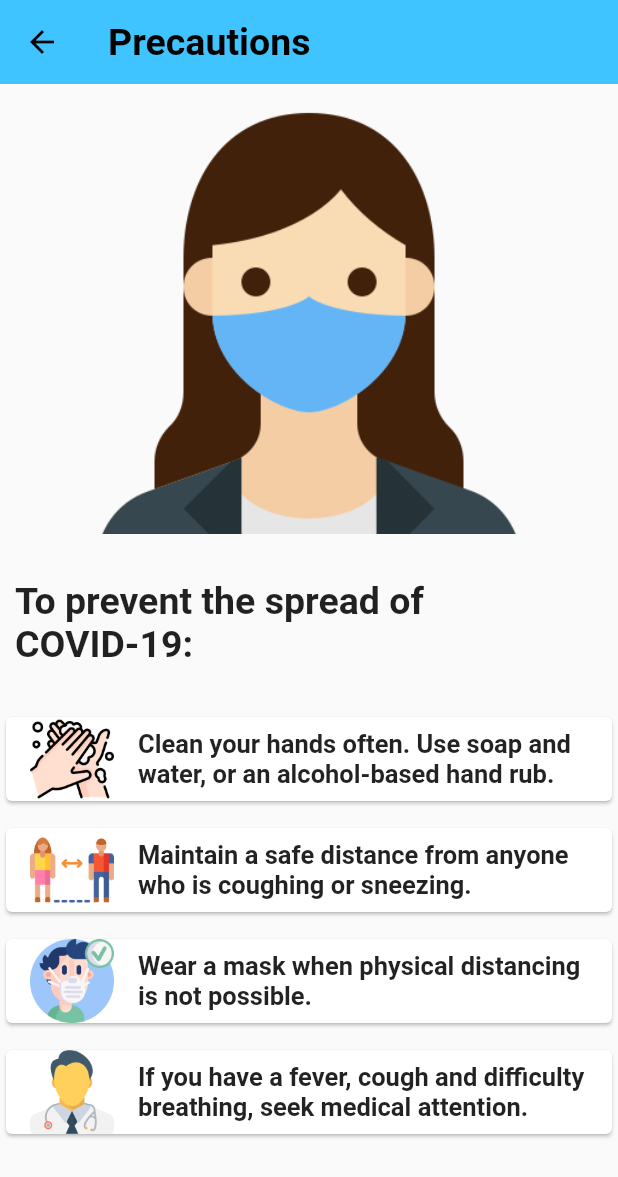
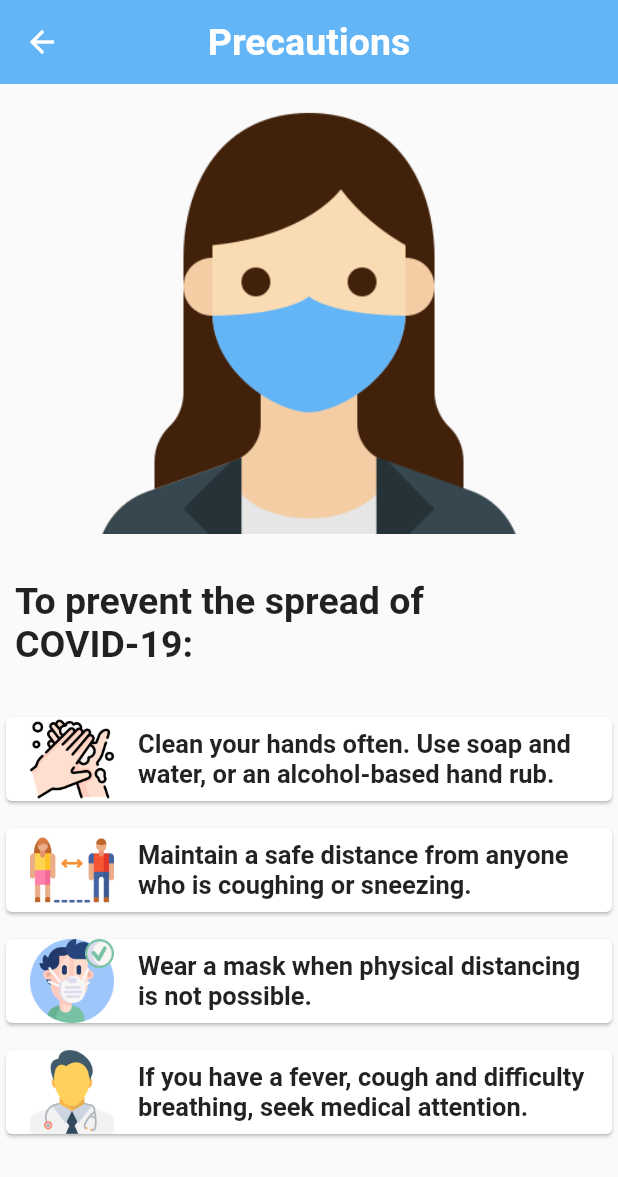
Before and after one commit to Aman505/Covid_19_app, a Flutter app: the Precautions screen opened directly, on a phone screen of 412 x 824 dp. Shown: the top 1177 px of the screen. Run offline on Flutter 3.47's test engine with Material 2 defaults, Android fonts, the phone set to English and light mode, and no system bars; our stand-ins replace audioplayers, google_maps_flutter; network calls fail.

Commit message:
UI changes

```diff
--- a/lib/ContactsList.dart
+++ b/lib/ContactsList.dart
@@ -37,7 +37,7 @@ class _ContactsListState extends State<ContactsList> {
         appBar: AppBar(
           leading: IconButton(
             icon: Icon(Icons.arrow_back),
-            color: Colors.black,
+            color: Colors.white,
             onPressed: () {
               Navigator.pop(context);
             },
@@ -46,7 +46,7 @@ class _ContactsListState extends State<ContactsList> {
           title: Text(
             'Covid Tracker',
             style: TextStyle(
-              color: Colors.black,
+              color: Colors.white,
               fontSize: 20.0,
               fontWeight: FontWeight.bold,
             ),
--- a/lib/GoogleDemo.dart
+++ b/lib/GoogleDemo.dart
@@ -26,7 +26,7 @@ class _MapDataState extends State<GoogleDemo> {
       appBar: AppBar(
         leading: IconButton(
           icon: Icon(Icons.arrow_back),
-          color: Colors.black,
+          color: Colors.white,
           onPressed: () {
             Navigator.pop(context);
           },
@@ -35,7 +35,7 @@ class _MapDataState extends State<GoogleDemo> {
         title: Text(
           'Covid Tracker',
           style: TextStyle(
-            color: Colors.black,
+            color: Colors.white,
             fontSize: 20.0,
             fontWeight: FontWeight.bold,
           ),
--- a/lib/Help.dart
+++ b/lib/Help.dart
@@ -13,12 +13,17 @@ class _HelpState extends State<Help> {
   Widget build(BuildContext context) {
     return Scaffold(
       appBar: AppBar(
+        centerTitle: true,
         title: Text(
           'Help guide',
           style: TextStyle(
+            fontWeight: FontWeight.bold,
+            fontSize: 25.0,
             color: Colors.white,
           ),
         ),
+        backgroundColor: Colors.blue[300],
+        elevation: 0,
       ),
       body: Container(
         child: Column(
--- a/lib/HospitalList.dart
+++ b/lib/HospitalList.dart
@@ -34,7 +34,7 @@ class _HospitalListState extends State<HospitalList> {
         appBar: AppBar(
           leading: IconButton(
             icon: Icon(Icons.arrow_back),
-            color: Colors.black,
+            color: Colors.white,
             onPressed: () {
               Navigator.pop(context);
             },
@@ -43,7 +43,7 @@ class _HospitalListState extends State<HospitalList> {
           title: Text(
             'Covid Tracker',
             style: TextStyle(
-              color: Colors.black,
+              color: Colors.white,
               fontSize: 20.0,
               fontWeight: FontWeight.bold,
             ),
--- a/lib/NotificationsList.dart
+++ b/lib/NotificationsList.dart
@@ -37,7 +37,7 @@ class _NotificationsListState extends State<NotificationsList> {
         appBar: AppBar(
           leading: IconButton(
             icon: Icon(Icons.arrow_back),
-            color: Colors.black,
+            color: Colors.white,
             onPressed: () {
               Navigator.pop(context);
             },
@@ -46,7 +46,7 @@ class _NotificationsListState extends State<NotificationsList> {
           title: Text(
             'Covid Tracker',
             style: TextStyle(
-              color: Colors.black,
+              color: Colors.white,
               fontSize: 20.0,
               fontWeight: FontWeight.bold,
             ),
--- a/lib/Precautions.dart
+++ b/lib/Precautions.dart
@@ -5,19 +5,23 @@ class Precautions extends StatelessWidget {
   Widget build(BuildContext context) {
     return Scaffold(
       appBar: AppBar(
-        leading: IconButton(icon: Icon(Icons.arrow_back),color: Colors.black,
-          onPressed: (){
+        leading: IconButton(
+          icon: Icon(Icons.arrow_back),
+          color: Colors.white,
+          onPressed: () {
             Navigator.pop(context);
           },
         ),
-        title:Text('Precautions',
+        centerTitle: true,
+        title: Text(
+          'Precautions',
           style: TextStyle(
             fontWeight: FontWeight.bold,
             fontSize: 25.0,
-            color: Colors.black,
+            color: Colors.white,
           ),
         ),
-        backgroundColor: Colors.lightBlueAccent,
+        backgroundColor: Colors.blue[300],
         elevation: 0,
       ),
       extendBodyBehindAppBar: false,
@@ -26,35 +30,41 @@ class Precautions extends StatelessWidget {
           child: Column(
             crossAxisAlignment: CrossAxisAlignment.stretch,
             children: [
-
               ClipRRect(
                 child: Hero(
                   tag: 'location2-img',
-                  child: Image.asset('Images/precautions.png',
+                  child: Image.asset(
+                    'Images/precautions.png',
                     height: 300.0,
                     fit: BoxFit.cover,
                     alignment: Alignment.topLeft,
                   ),
                 ),
               ),
-              SizedBox(height: 20.0,),
+              SizedBox(
+                height: 20.0,
+              ),
               Padding(
                 padding: const EdgeInsets.all(10.0),
-                child: Text('To prevent the spread of COVID-19:',
+                child: Text(
+                  'To prevent the spread of COVID-19:',
                   style: TextStyle(
                     fontWeight: FontWeight.bold,
                     fontSize: 25.0,
                   ),
                 ),
               ),
-              SizedBox(height: 20.0,),
+              SizedBox(
+                height: 20.0,
+              ),
               Card(
                 child: ListTile(
                   leading: ClipRRect(
                     borderRadius: BorderRadius.circular(3.0),
                     child: Image.asset('Images/washing-hands.png'),
                   ),
-                  title: Text('Clean your hands often. Use soap and water, or an alcohol-based hand rub.',
+                  title: Text(
+                    'Clean your hands often. Use soap and water, or an alcohol-based hand rub.',
                     style: TextStyle(
                       fontWeight: FontWeight.bold,
                       fontSize: 17.0,
@@ -62,14 +72,17 @@ class Precautions extends StatelessWidget {
                   ),
                 ),
               ),
-              SizedBox(height: 10.0,),
+              SizedBox(
+                height: 10.0,
+              ),
               Card(
                 child: ListTile(
                   leading: ClipRRect(
                     borderRadius: BorderRadius.circular(3.0),
                     child: Image.asset('Images/social-distancing.png'),
                   ),
-                  title: Text('Maintain a safe distance from anyone who is coughing or sneezing.',
+                  title: Text(
+                    'Maintain a safe distance from anyone who is coughing or sneezing.',
                     style: TextStyle(
                       fontWeight: FontWeight.bold,
                       fontSize: 17.0,
@@ -77,14 +90,17 @@ class Precautions extends StatelessWidget {
                   ),
                 ),
               ),
-              SizedBox(height: 10.0,),
+              SizedBox(
+                height: 10.0,
+              ),
               Card(
                 child: ListTile(
                   leading: ClipRRect(
                     borderRadius: BorderRadius.circular(3.0),
                     child: Image.asset('Images/face-mask.png'),
                   ),
-                  title: Text('Wear a mask when physical distancing is not possible.',
+                  title: Text(
+                    'Wear a mask when physical distancing is not possible.',
                     style: TextStyle(
                       fontWeight: FontWeight.bold,
                       fontSize: 17.0,
@@ -92,14 +108,17 @@ class Precautions extends StatelessWidget {
                   ),
                 ),
               ),
-              SizedBox(height: 10.0,),
+              SizedBox(
+                height: 10.0,
+              ),
               Card(
                 child: ListTile(
                   leading: ClipRRect(
                     borderRadius: BorderRadius.circular(3.0),
                     child: Image.asset('Images/doctor.png'),
                   ),
-                  title: Text('If you have a fever, cough and difficulty breathing, seek medical attention.',
+                  title: Text(
+                    'If you have a fever, cough and difficulty breathing, seek medical attention.',
                     style: TextStyle(
                       fontWeight: FontWeight.bold,
                       fontSize: 17.0,
@@ -107,7 +126,6 @@ class Precautions extends StatelessWidget {
                   ),
                 ),
               ),
-
             ],
           ),
         ),
--- a/lib/second.dart
+++ b/lib/second.dart
@@ -30,7 +30,7 @@ class _AlbumUiState extends State<CovidTracker> {
       appBar: AppBar(
         leading: IconButton(
           icon: Icon(Icons.arrow_back),
-          color: Colors.black,
+          color: Colors.white,
           onPressed: () {
             Navigator.pop(context);
           },
@@ -39,7 +39,7 @@ class _AlbumUiState extends State<CovidTracker> {
         title: Text(
           'Covid Tracker',
           style: TextStyle(
-            color: Colors.black,
+            color: Colors.white,
             fontSize: 20.0,
             fontWeight: FontWeight.bold,
           ),
@@ -164,7 +164,7 @@ class SecondState extends StatelessWidget {
                                   ),
                                 ),
                                 subtitle: Text(
-                                  'Today/s check',
+                                  'Confirmed',
                                   style: TextStyle(
                                     fontSize: 10.0,
                                   ),
```
Also changed, not shown: lib/Symptoms.dart (+4 -3 lines), 4 other files.
